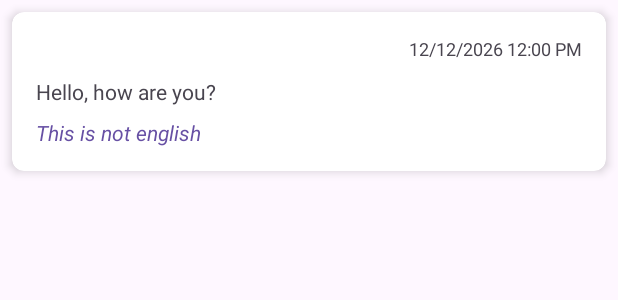
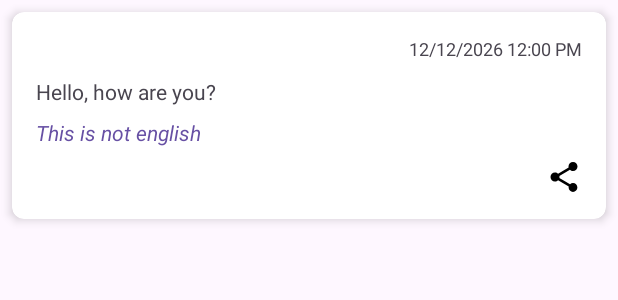
Before and after one commit to kevinru2023/gemini-camera-translator, an Android app: the layout history_list_item.xml on its own in the app's theme, with its tools: preview values and no code run, on a phone screen of 412 x 824 dp. Shown: the top 300 px of the screen. Run offline under Robolectric (Android 15) with nearby library versions, the phone set to English and light mode, and no system bars.

Commit message:
added share button

```diff
--- /dev/null
+++ b/app/src/main/res/drawable/ic_share_24.xml
@@ -0,0 +1,5 @@
+<vector xmlns:android="http://schemas.android.com/apk/res/android" android:height="24dp" android:tint="#000000" android:viewportHeight="24" android:viewportWidth="24" android:width="24dp">
+
+    <path android:fillColor="@android:color/white" android:pathData="M18,16.08c-0.76,0 -1.44,0.3 -1.96,0.77L8.91,12.7c0.05,-0.23 0.09,-0.46 0.09,-0.7s-0.04,-0.47 -0.09,-0.7l7.05,-4.11c0.54,0.5 1.25,0.81 2.04,0.81 1.66,0 3,-1.34 3,-3s-1.34,-3 -3,-3 -3,1.34 -3,3c0,0.24 0.04,0.47 0.09,0.7L8.04,9.81C7.5,9.31 6.79,9 6,9c-1.66,0 -3,1.34 -3,3s1.34,3 3,3c0.79,0 1.5,-0.31 2.04,-0.81l7.12,4.16c-0.05,0.21 -0.08,0.43 -0.08,0.65 0,1.61 1.31,2.92 2.92,2.92 1.61,0 2.92,-1.31 2.92,-2.92s-1.31,-2.92 -2.92,-2.92z"/>
+
+</vector>
--- a/app/src/main/res/layout/history_list_item.xml
+++ b/app/src/main/res/layout/history_list_item.xml
@@ -1,5 +1,6 @@
 <?xml version="1.0" encoding="utf-8"?>
-<androidx.cardview.widget.CardView xmlns:android="http://schemas.android.com/apk/res/android"
+<androidx.cardview.widget.CardView
+    xmlns:android="http://schemas.android.com/apk/res/android"
     xmlns:app="http://schemas.android.com/apk/res-auto"
     xmlns:tools="http://schemas.android.com/tools"
     android:layout_width="match_parent"
@@ -52,7 +53,19 @@
             app:layout_constraintEnd_toEndOf="parent"
             app:layout_constraintStart_toStartOf="parent"
             app:layout_constraintTop_toBottomOf="@id/text_original"
-            tools:text="This is not english" />
+            tools:text="This is not english"/>
+
+        <ImageButton
+            android:id="@+id/button_share"
+            android:layout_width="wrap_content"
+            android:layout_height="wrap_content"
+            android:layout_marginTop="8dp"
+            android:background="?attr/selectableItemBackgroundBorderless"
+            android:contentDescription="Share translation"
+            android:src="@drawable/ic_share_24"
+            app:layout_constraintEnd_toEndOf="parent"
+            app:layout_constraintTop_toBottomOf="@+id/text_translated"
+            app:layout_constraintBottom_toBottomOf="parent"/>
 
     </androidx.constraintlayout.widget.ConstraintLayout>
 
```
Also changed, not shown: app/src/main/java/com/example/final_project_cs492_team27/ui/TranslationHistoryAdapter.kt (+13 -0 lines), app/src/main/res/menu/main_nav_drawer.xml (+4 -3 lines), app/src/main/res/navigation/main_nav_graph.xml (+5 -5 lines).
